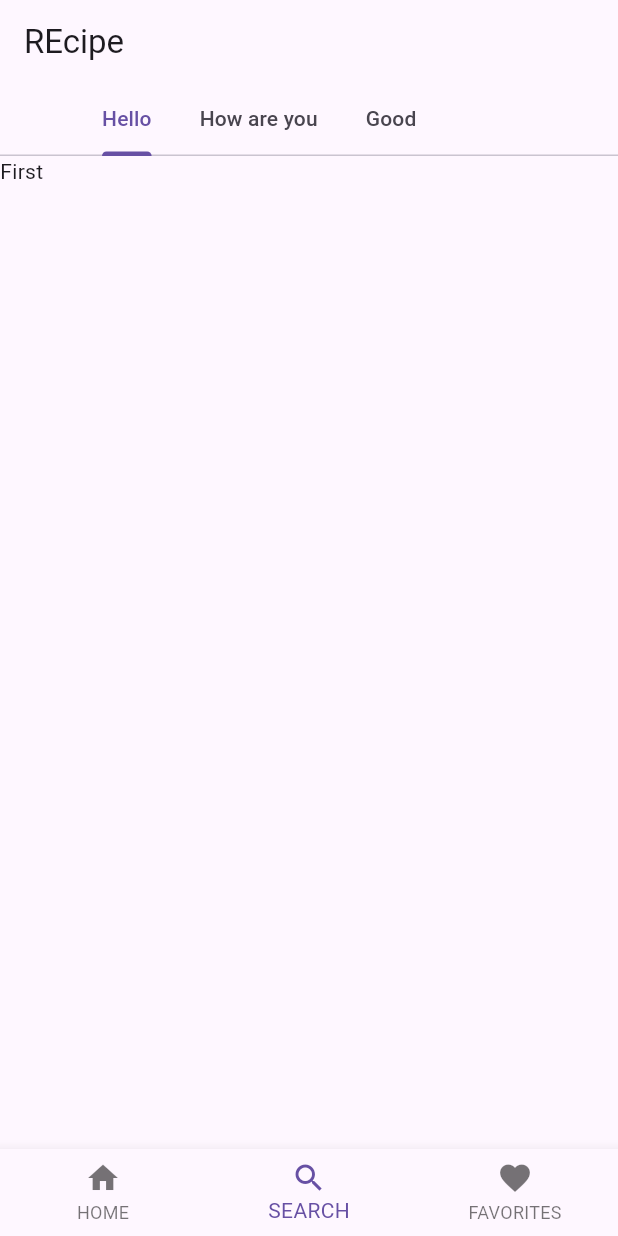
After one commit to rasul-1/RecipeApp, a Flutter app: the screen it shows after launch, item 2 of the bottom bar chosen, on a phone screen of 412 x 824 dp. The commit adds this screen. Run offline on Flutter 3.47's test engine with Material 3 defaults, Android fonts, the phone set to English and light mode, and no system bars; Roboto replaces fonts that are missing (Sevillana).

Commit message:
i added new feature to home and i changed home page locations

```diff
--- a/recipe_app/lib/cons.dart
+++ b/recipe_app/lib/cons.dart
@@ -1,5 +1,7 @@
 class Cons {
-  static const String hOME='/';
+  static const String home='/';
+  static const String main='/main';
   static const String details='/DETAILS';
-  static const String second='Second';
+  static const String second='/Second';
+  static const String tab='/tab';
 }
--- /dev/null
+++ b/recipe_app/lib/home.dart
@@ -0,0 +1,50 @@
+import 'package:flutter/material.dart';
+import 'package:recipe_app/home_page.dart';
+import 'package:recipe_app/second_page.dart';
+import 'package:recipe_app/tab.dart';
+
+class HomePage extends StatefulWidget {
+  const HomePage({super.key});
+
+  @override
+  State<HomePage> createState() => _HomePageState();
+}
+
+class _HomePageState extends State<HomePage> {
+  int sellectedPage=0;
+  final _pages=[
+    MainScreen(),
+    MyTab(),
+    SecondPage()
+  ];
+  @override
+  Widget build(BuildContext context) {
+    return Scaffold(
+
+      body: _pages[sellectedPage],
+      bottomNavigationBar: BottomNavigationBar(
+        items: const [
+          BottomNavigationBarItem(
+            label: 'HOME',
+            icon: Icon(Icons.home),
+          ),
+          BottomNavigationBarItem(
+            label: 'SEARCH',
+            icon: Icon(Icons.search),
+          ),
+          BottomNavigationBarItem(
+            label: 'FAVORITES',
+            icon: Icon(Icons.favorite_sharp),
+          ),
+        ],
+        currentIndex: sellectedPage,
+        onTap: (value) {
+          setState(() {
+            sellectedPage=value;
+          });
+        },
+      ),
+    );
+
+  }
+}
--- a/recipe_app/lib/home_page.dart
+++ b/recipe_app/lib/home_page.dart
@@ -2,8 +2,8 @@ import 'package:flutter/material.dart';
 import 'package:recipe_app/cons.dart';
 import 'models.dart';
 
-class MyHomePage extends StatelessWidget {
-  const MyHomePage({super.key});
+class MainScreen extends StatelessWidget {
+  const MainScreen({super.key});
   static List<RECIPE> list = [
     RECIPE("Palov", "Price:10\$", 'assets/images/palov.jpeg',
         'Meat,Carrots,Onion,Rice'),
@@ -34,22 +34,7 @@ class MyHomePage extends StatelessWidget {
           return myCard(list[index], context);
         },
       ),
-      bottomNavigationBar: BottomNavigationBar(
-        items: const [
-          BottomNavigationBarItem(
-            label: 'HOME',
-            icon: Icon(Icons.home),
-          ),
-          BottomNavigationBarItem(
-            label: 'SEARCH',
-            icon: Icon(Icons.search),
-          ),
-          BottomNavigationBarItem(
-            label: 'FAVORITES',
-            icon: Icon(Icons.favorite_sharp),
-          ),
-        ],
-      ),
+
     );
   }
 }
@@ -70,6 +55,9 @@ Widget myDrawer(BuildContext context) {
         ListTile(
           title: Text("Create a group"),
           leading: Icon(Icons.group_add),
+          onTap: (){
+            Navigator.pushNamed(context, Cons.tab);
+          },
         ),
         ListTile(
           title: Text("Contacts"),
--- a/recipe_app/lib/main.dart
+++ b/recipe_app/lib/main.dart
@@ -1,8 +1,10 @@
 import 'package:flutter/material.dart';
 import 'package:recipe_app/cons.dart';
+import 'package:recipe_app/home.dart';
 import 'package:recipe_app/home_page.dart';
 import 'package:recipe_app/new_detail.dart';
 import 'package:recipe_app/second_page.dart';
+import 'package:recipe_app/tab.dart';
 void main() {
   runApp(const MyApp());
 }
@@ -17,9 +19,11 @@ class MyApp extends StatelessWidget {
       debugShowCheckedModeBanner: false,
       initialRoute: '/',
       routes: {
-        Cons.hOME:(context)=>MyHomePage(),
+        Cons.home:(context)=>HomePage(),
+        Cons.main:(context)=>MainScreen(),
         Cons.details:(context)=>Details(),
-        Cons.second:(context)=>SecondPage()
+        Cons.second:(context)=>SecondPage(),
+        Cons.tab:(context)=>MyTab()
       }
 
     );
--- a/recipe_app/lib/new_detail.dart
+++ b/recipe_app/lib/new_detail.dart
@@ -74,7 +74,7 @@ class Details extends StatelessWidget {
           ),
           OutlinedButton(
             onPressed: () {
-              Navigator.popAndPushNamed(context, Cons.hOME);
+              Navigator.popAndPushNamed(context, Cons.main);
             },
             child:const Text("No"),
           ),
--- /dev/null
+++ b/recipe_app/lib/tab.dart
@@ -0,0 +1,39 @@
+import 'package:flutter/material.dart';
+
+class MyTab extends StatelessWidget {
+  const MyTab({super.key});
+
+  @override
+  Widget build(BuildContext context) {
+    return DefaultTabController(
+      length: 3,
+      child: Scaffold(
+        appBar: AppBar(
+          title: Text('REcipe'),
+          bottom: const TabBar(
+            isScrollable: true,
+            tabs: [
+              Tab(
+                text: "Hello",
+              ),
+              Tab(
+                text: "How are you",
+              ),
+              Tab(
+                text: "Good",
+              )
+            ],
+          ),
+        ),
+        body: const TabBarView(
+
+          children: [
+            Text('First'),
+            Text('Second'),
+            Text('third'),
+          ],
+        ),
+      ),
+    );
+  }
+}
```
